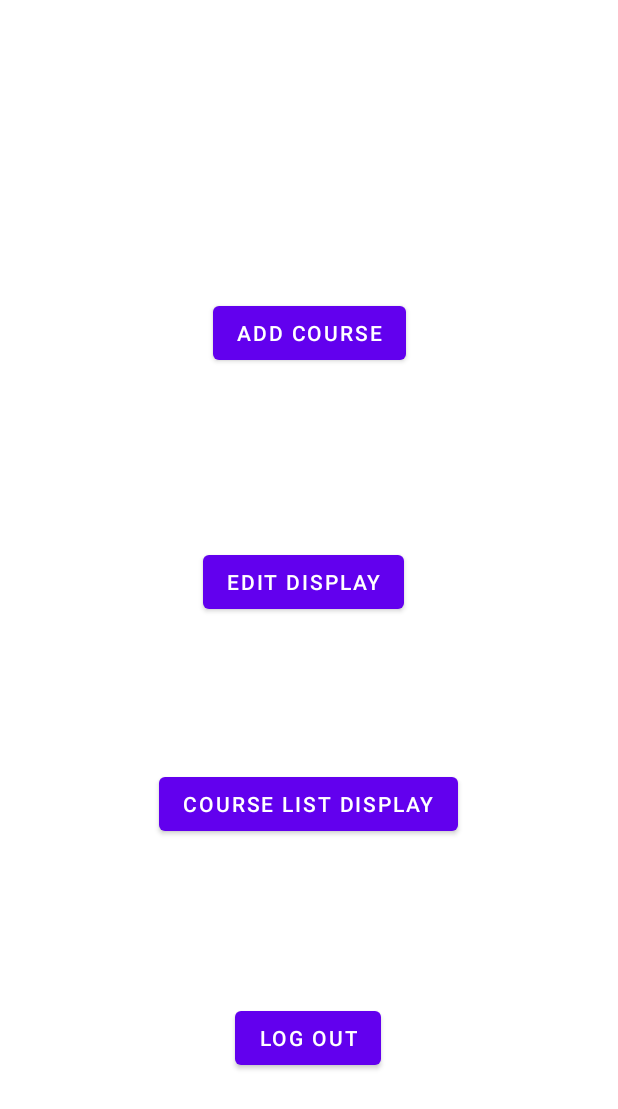
After one commit to chenyo34/B07_TUT08_GP, an Android app: the layout admin_activity.xml on its own in the app's theme, with its tools: preview values and no code run, on a phone screen of 412 x 824 dp. The commit adds this screen. Shown: the top 1109 px of the screen. Run offline under Robolectric (Android 15) with nearby library versions, the phone set to English and light mode, and no system bars.

Commit message:
admin_Activity and admin_Course_List_Display UI added

```diff
--- /dev/null
+++ b/CoursePlanner/app/src/main/res/layout/admin_activity.xml
@@ -0,0 +1,51 @@
+<?xml version="1.0" encoding="utf-8"?>
+<androidx.constraintlayout.widget.ConstraintLayout xmlns:android="http://schemas.android.com/apk/res/android"
+    xmlns:app="http://schemas.android.com/apk/res-auto"
+    xmlns:tools="http://schemas.android.com/tools"
+    android:layout_width="match_parent"
+    android:layout_height="match_parent">
+
+    <Button
+        android:id="@+id/button3"
+        android:layout_width="wrap_content"
+        android:layout_height="wrap_content"
+        android:layout_marginBottom="108dp"
+        android:text="@string/logOut"
+        app:layout_constraintBottom_toBottomOf="parent"
+        app:layout_constraintEnd_toEndOf="parent"
+        app:layout_constraintHorizontal_bias="0.498"
+        app:layout_constraintStart_toStartOf="parent" />
+
+    <Button
+        android:id="@+id/button4"
+        android:layout_width="wrap_content"
+        android:layout_height="wrap_content"
+        android:layout_marginBottom="108dp"
+        android:text="@string/adminCourseListDisplay"
+        app:layout_constraintBottom_toTopOf="@+id/button3"
+        app:layout_constraintEnd_toEndOf="parent"
+        app:layout_constraintHorizontal_bias="0.497"
+        app:layout_constraintStart_toStartOf="parent" />
+
+    <Button
+        android:id="@+id/button5"
+        android:layout_width="wrap_content"
+        android:layout_height="wrap_content"
+        android:layout_marginBottom="100dp"
+        android:text="@string/adminEditDisplay"
+        app:layout_constraintBottom_toTopOf="@+id/button4"
+        app:layout_constraintEnd_toEndOf="parent"
+        app:layout_constraintHorizontal_bias="0.487"
+        app:layout_constraintStart_toStartOf="parent" />
+
+    <Button
+        android:id="@+id/button6"
+        android:layout_width="wrap_content"
+        android:layout_height="wrap_content"
+        android:text="@string/adminActivityAddCourse"
+        app:layout_constraintBottom_toTopOf="@+id/button5"
+        app:layout_constraintEnd_toEndOf="parent"
+        app:layout_constraintStart_toStartOf="parent"
+        app:layout_constraintTop_toTopOf="parent"
+        app:layout_constraintVertical_bias="0.627" />
+</androidx.constraintlayout.widget.ConstraintLayout>
--- /dev/null
+++ b/CoursePlanner/app/src/main/res/layout/admin_course_list_display.xml
@@ -0,0 +1,19 @@
+<?xml version="1.0" encoding="utf-8"?>
+<androidx.constraintlayout.widget.ConstraintLayout xmlns:android="http://schemas.android.com/apk/res/android"
+    xmlns:app="http://schemas.android.com/apk/res-auto"
+    xmlns:tools="http://schemas.android.com/tools"
+    android:layout_width="match_parent"
+    android:layout_height="match_parent">
+
+    <Button
+        android:id="@+id/button7"
+        android:layout_width="wrap_content"
+        android:layout_height="wrap_content"
+        android:text="@string/previous"
+        app:layout_constraintBottom_toBottomOf="parent"
+        app:layout_constraintEnd_toEndOf="parent"
+        app:layout_constraintHorizontal_bias="0.947"
+        app:layout_constraintStart_toStartOf="parent"
+        app:layout_constraintTop_toTopOf="parent"
+        app:layout_constraintVertical_bias="0.976" />
+</androidx.constraintlayout.widget.ConstraintLayout>
--- a/CoursePlanner/app/src/main/res/values/strings.xml
+++ b/CoursePlanner/app/src/main/res/values/strings.xml
@@ -18,4 +18,7 @@
     <string name="studentToAddCourse">Add Completed Courses</string>
     <string name="studentToTakenCourseDisplay">Completed Courses</string>
     <string name="studentToGenerateTimeline">Generate Timeline</string>
+    <string name="adminCourseListDisplay">Course List Display</string>
+    <string name="adminEditDisplay">Edit Display</string>
+    <string name="adminActivityAddCourse">Add Course</string>
 </resources>
```
Also changed, not shown: 1 other file.
